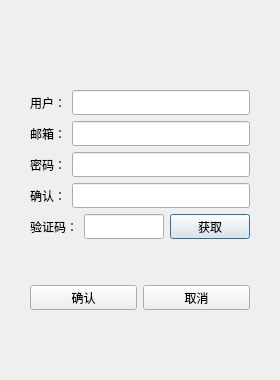
This is registerdialog.ui in Goodenough-hub/WeChatDemo as Qt 5 draws it before an edit. The edited form follows.
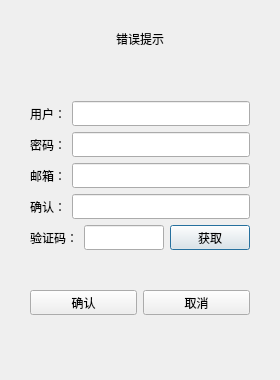
This is the edited form.

Commit message: 修复mainWindow内存泄漏、为邮箱设置qss样式切换

Patch:
```diff
--- a/registerdialog.ui
+++ b/registerdialog.ui
@@ -40,6 +40,22 @@
      <property name="bottomMargin">
       <number>10</number>
      </property>
+     <item>
+      <widget class="QWidget" name="widget" native="true">
+       <layout class="QVBoxLayout" name="verticalLayout_4">
+        <item>
+         <widget class="QLabel" name="err_tip">
+          <property name="text">
+           <string>错误提示</string>
+          </property>
+          <property name="alignment">
+           <set>Qt::AlignCenter</set>
+          </property>
+         </widget>
+        </item>
+       </layout>
+      </widget>
+     </item>
      <item>
       <spacer name="verticalSpacer">
        <property name="orientation">
@@ -84,33 +100,6 @@
            </item>
           </layout>
          </item>
-         <item>
-          <layout class="QHBoxLayout" name="horizontalLayout_2">
-           <item>
-            <widget class="QLabel" name="email_label">
-             <property name="minimumSize">
-              <size>
-               <width>0</width>
-               <height>25</height>
-              </size>
-             </property>
-             <property name="text">
-              <string>邮箱：</string>
-             </property>
-            </widget>
-           </item>
-           <item>
-            <widget class="QLineEdit" name="email_edit">
-             <property name="minimumSize">
-              <size>
-               <width>0</width>
-               <height>25</height>
-              </size>
-             </property>
-            </widget>
-           </item>
-          </layout>
-         </item>
          <item>
           <layout class="QHBoxLayout" name="horizontalLayout_3">
            <item>
@@ -150,6 +139,33 @@
            </item>
           </layout>
          </item>
+         <item>
+          <layout class="QHBoxLayout" name="horizontalLayout_2">
+           <item>
+            <widget class="QLabel" name="email_label">
+             <property name="minimumSize">
+              <size>
+               <width>0</width>
+               <height>25</height>
+              </size>
+             </property>
+             <property name="text">
+              <string>邮箱：</string>
+             </property>
+            </widget>
+           </item>
+           <item>
+            <widget class="QLineEdit" name="email_edit">
+             <property name="minimumSize">
+              <size>
+               <width>0</width>
+               <height>25</height>
+              </size>
+             </property>
+            </widget>
+           </item>
+          </layout>
+         </item>
          <item>
           <layout class="QHBoxLayout" name="horizontalLayout_4">
            <item>
```
The commit also changes 9 other files.
